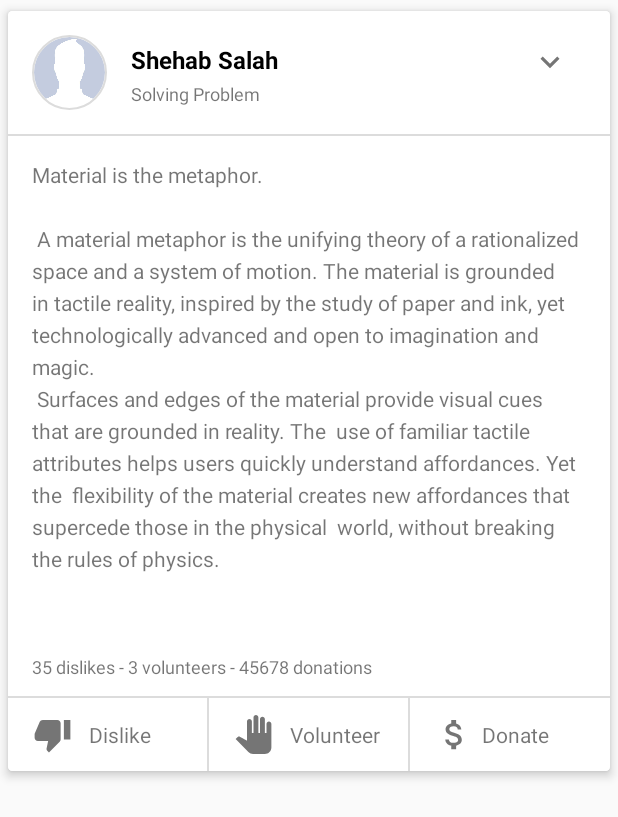
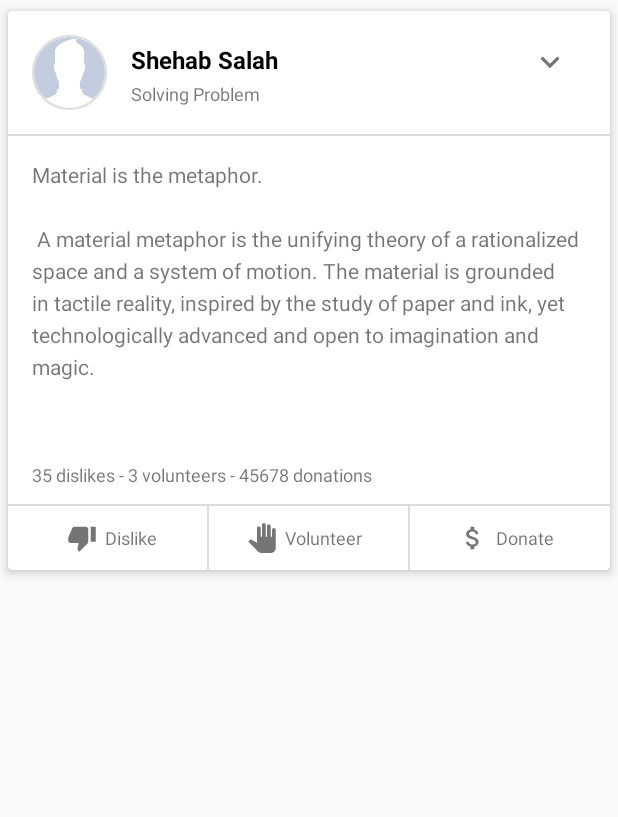
Before and after one commit to ShehabSalah/GeranyApp, an Android app: the layout post_list_item.xml on its own in the app's theme, with its tools: preview values and no code run, on a phone screen of 412 x 824 dp. Shown: the top 817 px of the screen. Run offline under Robolectric (Android 15) with nearby library versions, the phone set to English and light mode, and no system bars.

Commit message:
fix post layout on small devices

```diff
--- a/app/src/main/res/layout/post_list_item.xml
+++ b/app/src/main/res/layout/post_list_item.xml
@@ -149,10 +149,13 @@
                     android:paddingEnd="@dimen/extra_small_margin"
                     android:paddingTop="@dimen/small_margin"
                     android:paddingBottom="@dimen/small_margin"
+                    android:gravity="center"
                     android:id="@+id/dislike_container">
                     <RelativeLayout
                         android:layout_width="wrap_content"
                         android:layout_height="wrap_content"
+                        android:layout_gravity="center"
+                        android:gravity="center"
                         >
                         <ImageView
                             android:layout_width="@dimen/interaction_icon_size"
@@ -167,7 +170,10 @@
                             android:layout_height="wrap_content"
                             android:text="@string/dislike"
                             android:layout_centerVertical="true"
-                            android:layout_marginStart="@dimen/small_margin"
+                            android:layout_centerHorizontal="true"
+                            android:paddingStart="@dimen/extra_small_margin"
+                            android:paddingEnd="@dimen/extra_small_margin"
+                            android:textSize="@dimen/text_extra_small_size"
                             android:layout_toEndOf="@+id/hand_logo" />
                     </RelativeLayout>
                 </LinearLayout>
@@ -184,25 +190,30 @@
                     android:paddingTop="@dimen/small_margin"
                     android:paddingBottom="@dimen/small_margin"
                     android:orientation="horizontal"
+                    android:gravity="center"
                     android:id="@+id/volunteer_container">
                     <RelativeLayout
                         android:layout_width="wrap_content"
-                        android:layout_height="wrap_content">
+                        android:layout_height="wrap_content"
+                        android:layout_gravity="center"
+                        android:gravity="center">
                         <ImageView
                             android:layout_width="@dimen/interaction_icon_size"
                             android:layout_height="@dimen/interaction_icon_size"
                             android:src="@drawable/ic_volunteer"
-                            android:layout_marginStart="@dimen/small_margin"
                             android:layout_marginEnd="@dimen/no_dp"
-                            android:id="@+id/volunteer_logo" />
+                            android:id="@+id/volunteer_logo"/>
                         <TextView
                             android:id="@+id/post_volunteer"
                             android:layout_width="wrap_content"
                             android:layout_height="wrap_content"
                             android:text="@string/volunteer"
                             android:layout_centerVertical="true"
-                            android:layout_marginStart="@dimen/small_margin"
+                            android:layout_centerHorizontal="true"
+                            android:paddingStart="@dimen/extra_small_margin"
+                            android:paddingEnd="@dimen/extra_small_margin"
                             android:layout_marginEnd="@dimen/no_dp"
+                            android:textSize="@dimen/text_extra_small_size"
                             android:layout_toEndOf="@+id/volunteer_logo" />
                     </RelativeLayout>
                 </LinearLayout>
@@ -215,19 +226,21 @@
                     android:layout_height="wrap_content"
                     android:layout_weight="1"
                     android:paddingStart="@dimen/extra_small_margin"
-                    android:paddingRight="@dimen/extra_small_margin"
+                    android:paddingEnd="@dimen/extra_small_margin"
                     android:paddingTop="@dimen/small_margin"
                     android:paddingBottom="@dimen/small_margin"
                     android:orientation="horizontal"
+                    android:gravity="center"
                     android:id="@+id/donation_container">
                     <RelativeLayout
                         android:layout_width="wrap_content"
-                        android:layout_height="wrap_content">
+                        android:layout_height="wrap_content"
+                        android:layout_gravity="center"
+                        android:gravity="center">
                         <ImageView
                             android:layout_width="@dimen/interaction_icon_size"
                             android:layout_height="@dimen/interaction_icon_size"
                             android:src="@drawable/ic_money"
-                            android:layout_marginStart="@dimen/small_margin"
                             android:layout_marginEnd="@dimen/no_dp"
                             android:id="@+id/collaboration_logo" />
                         <TextView
@@ -236,8 +249,10 @@
                             android:layout_height="wrap_content"
                             android:text="@string/donation"
                             android:layout_centerVertical="true"
-                            android:layout_marginStart="@dimen/extra_small_margin"
-                            android:layout_marginEnd="@dimen/no_dp"
+                            android:layout_centerHorizontal="true"
+                            android:paddingStart="@dimen/extra_small_margin"
+                            android:paddingEnd="@dimen/extra_small_margin"
+                            android:textSize="@dimen/text_extra_small_size"
                             android:layout_toEndOf="@+id/collaboration_logo" />
                     </RelativeLayout>
                 </LinearLayout>
--- a/app/src/main/res/values/dimens.xml
+++ b/app/src/main/res/values/dimens.xml
@@ -44,7 +44,7 @@
     <dimen name="more_icon_height">25dp</dimen>
     <dimen name="post_small_text_size">12sp</dimen>
     <dimen name="post_image_max_height">200dp</dimen>
-    <dimen name="interaction_icon_size">26dp</dimen>
+    <dimen name="interaction_icon_size">20dp</dimen>
     <dimen name="appbar_padding_top">8dp</dimen>
 
 
--- a/app/src/main/res/values/strings.xml
+++ b/app/src/main/res/values/strings.xml
@@ -187,10 +187,6 @@
         "A material metaphor is the unifying theory of a rationalized space and a system of motion."
         "The material is grounded in tactile reality, inspired by the study of paper and ink, yet "
         "technologically advanced and open to imagination and magic.\n"
-        "Surfaces and edges of the material provide visual cues that are grounded in reality. The "
-        "use of familiar tactile attributes helps users quickly understand affordances. Yet the "
-        "flexibility of the material creates new affordances that supercede those in the physical "
-        "world, without breaking the rules of physics.\n"
     </string>
     <string name="post_interactions" formatted="false">%d dislikes - %d volunteers - %d donations</string>
     <string name="post_interaction_sample">35 dislikes - 3 volunteers - 45678 donations</string>
```
